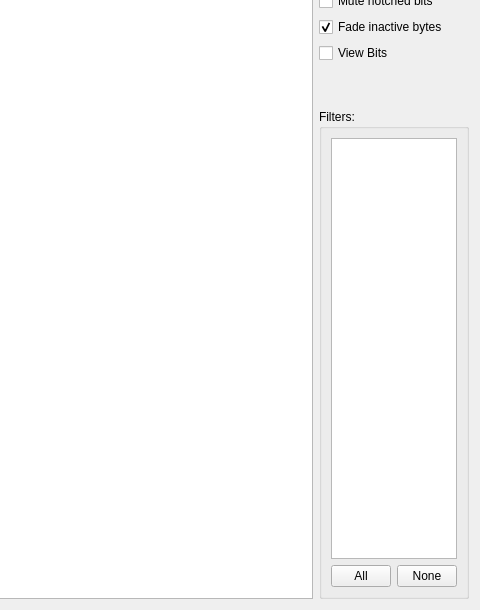
First picture: the form in ui/snifferwindow.ui, repository albertodesouza/CANOpenAnalyzer, before the edit; both pictures show x 617 to 1097 and y 142 to 752 of the 1097 by 752 pixel window.
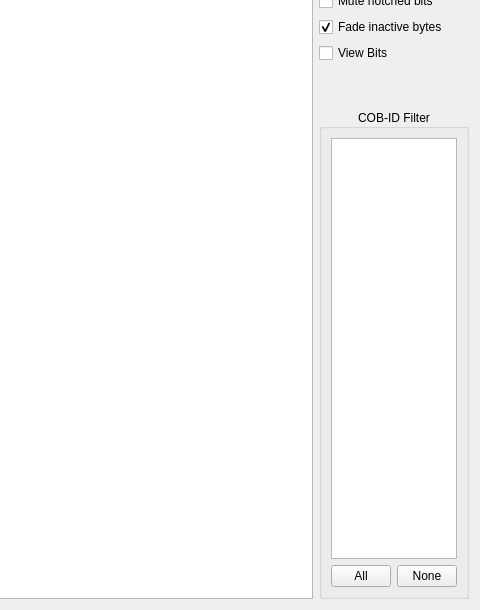
Second picture: the form after the edit.

The edit to the form file:
```diff
--- a/ui/snifferwindow.ui
+++ b/ui/snifferwindow.ui
@@ -147,7 +147,10 @@
           </size>
          </property>
          <property name="title">
-          <string>Filters:</string>
+          <string>COB-ID Filter</string>
+         </property>
+         <property name="alignment">
+          <set>Qt::AlignCenter</set>
          </property>
          <layout class="QVBoxLayout" name="verticalLayout_5">
           <property name="sizeConstraint">
```
